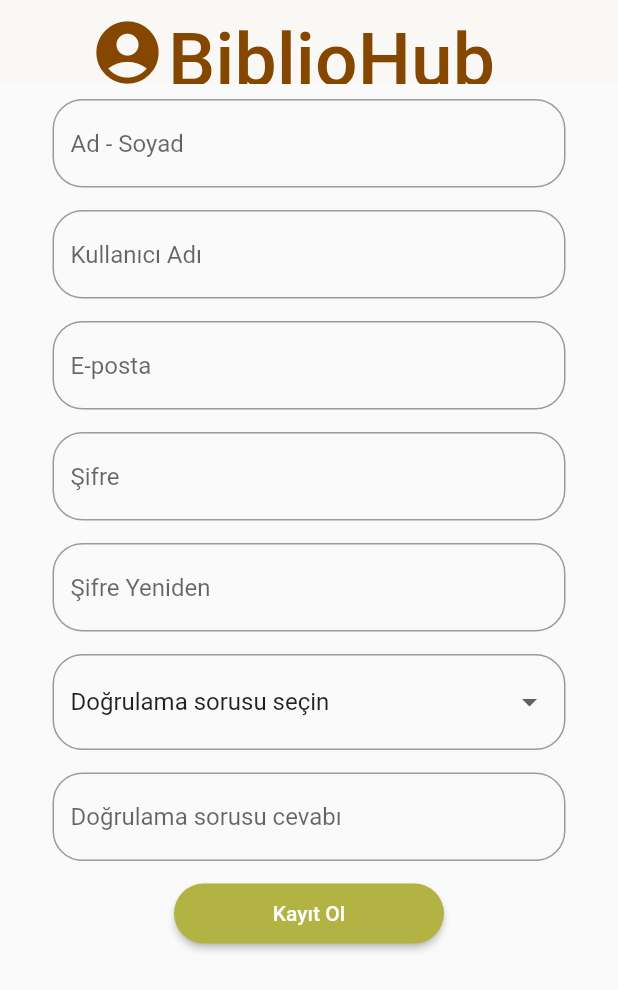
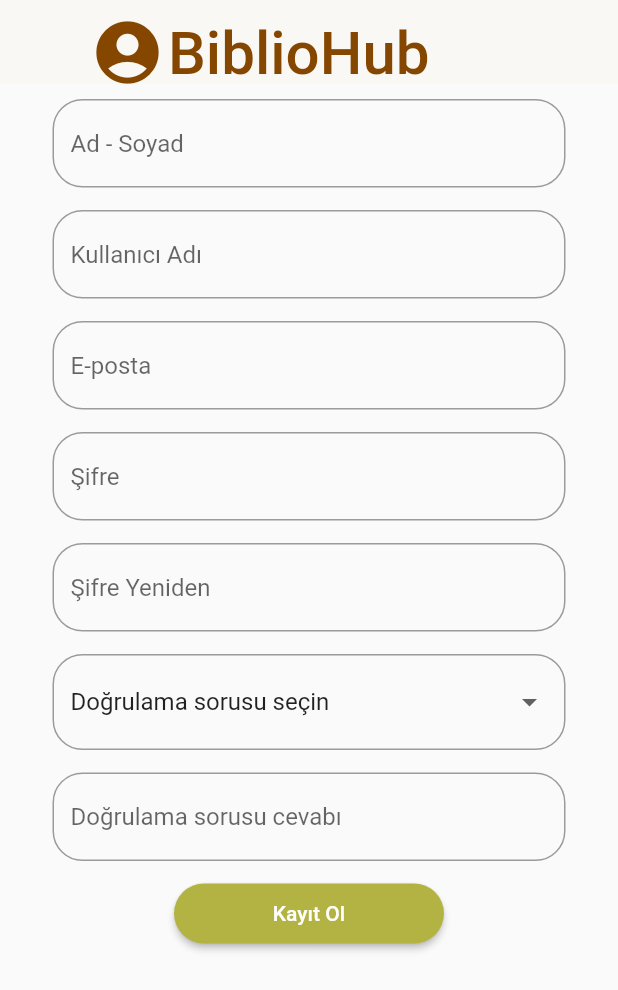
Before and after one commit to elifhusnaturkay/biblioHubApp, a Flutter app: the NewAccountPage screen opened directly, on a phone screen of 412 x 824 dp. Shown: the top 990 px of the screen. Run offline on Flutter 3.47's test engine with Material 2 defaults, Android fonts, the phone set to English and light mode, and no system bars; missing offline and left inert: dart:ffi, scaled_list; Roboto replaces fonts that are missing (AlbertusNova).

Commit message:
appbar fixlendi

```diff
--- a/lib/pages/forget_password.dart
+++ b/lib/pages/forget_password.dart
@@ -35,14 +35,14 @@ class _LoginPageScreenState extends State<NewPassword> {
           title: Container(
             padding: EdgeInsets.only(
               left: 40,
-              top: 25,
+              top: 15,
               right: 40,
             ),
             child: const Text(
               "BiblioHub",
               style: TextStyle(
                 color: Color(0xFF854700),
-                fontSize: 50,
+                fontSize: 40,
               ),
             ),
           ),
--- a/lib/pages/new_account_page.dart
+++ b/lib/pages/new_account_page.dart
@@ -34,14 +34,14 @@ class _LoginPageScreenState extends State<NewAccountPage> {
           title: Container(
             padding: EdgeInsets.only(
               left: 40,
-              top: 25,
+              top: 15,
               right: 40,
             ),
             child: const Text(
               "BiblioHub",
               style: TextStyle(
                 color: Color(0xFF854700),
-                fontSize: 50,
+                fontSize: 40,
               ),
             ),
           ),
```
